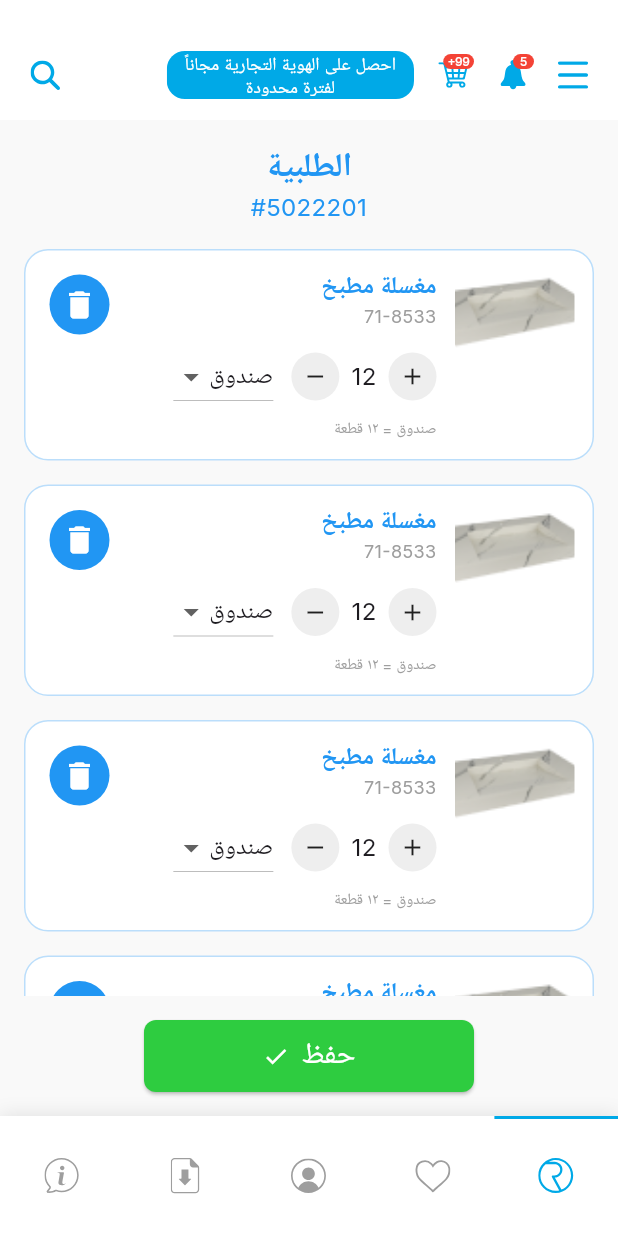
After one commit to YazanAK23/royal, a Flutter app: the OrderDetailsPage screen opened by its route, on a phone screen of 412 x 824 dp. The commit adds this screen. Shown: the top 1233 px of the screen. Run offline on Flutter 3.47's test engine with Material 3 defaults, Android fonts, the phone set to English and light mode, and no system bars; our stand-ins replace flutter_riverpod, flutter_svg, google_fonts, shared_preferences; accounts and stored records are empty.

Commit message:
add the order detsils screen and handle it

```diff
--- a/lib/core/routes/app_routes.dart
+++ b/lib/core/routes/app_routes.dart
@@ -6,6 +6,7 @@ import 'package:royal/screens/categories/product_detail_screen.dart'; // Import
 import 'package:royal/screens/news/news_page.dart'; // Import the NewsPage
 import 'package:royal/widgets/custom_drawer.dart'; // Import the CustomDrawer
 import 'package:royal/screens/orders/order_screen.dart'; // Import the OrderScreen
+import 'package:royal/screens/order_details_page.dart'; // Import the OrderDetailsPage
 
 
 class AppRoutes {
@@ -28,6 +29,7 @@ class AppRoutes {
   static const String subcategoryDetail = '/subcategoryDetail';
   static const String productDetail = '/productDetail';
   static const String customDrawer = '/drawer'; // NEW: route for the custom drawer
+  static const String orderDetails = '/orderDetails'; // NEW: route for order details
 
 
   // Route Map
@@ -44,6 +46,7 @@ class AppRoutes {
         Navigator.of(context).pushReplacementNamed(route);
       },
     ), // NEW: CustomDrawer route
+    orderDetails: (context) => const OrderDetailsPage(), // NEW: OrderDetailsPage route
   };
 
   // Route Generator
--- a/lib/l10n/intl_ar.arb
+++ b/lib/l10n/intl_ar.arb
@@ -190,5 +190,13 @@
     "nextNews": " الخبرالتالي",
     "@nextNews": {
         "description": "Label for next news button in details page"
-    }
+    },
+    "itemKitchenSinkTitle": "مغسلة مطبخ",
+    "itemKitchenSinkCode": "71-8533",
+    "itemKitchenSinkUnitDetails": "صندوق = ١٢ قطعة",
+    "itemKitchenSinkUnitCTN": "صندوق",
+    "itemKitchenSinkUnitPACK": "الحزمة",
+    "itemOrderNumber": "#5022201",
+    "itemOrderTitle": "الطلبية",
+    "itemSave": "حفظ"
 }
--- a/lib/l10n/intl_en.arb
+++ b/lib/l10n/intl_en.arb
@@ -284,5 +284,13 @@
     "nextNews": "Next News",
     "@nextNews": {
         "description": "Label for next news button in details page"
-    }
+    },
+    "itemKitchenSinkTitle": "Kitchen Sink",
+    "itemKitchenSinkCode": "71-8533",
+    "itemKitchenSinkUnitDetails": "Box = 12 pieces",
+    "itemKitchenSinkUnitCTN": "CTN",
+    "itemKitchenSinkUnitPACK": "PACK",
+    "itemOrderNumber": "#5022201",
+    "itemOrderTitle": "Order",
+    "itemSave": "Save"
 }
--- /dev/null
+++ b/lib/screens/order_details_page.dart
@@ -0,0 +1,81 @@
+import 'package:flutter/material.dart';
+import 'package:royal/generated/l10n.dart';
+import '../../widgets/custom_app_bar.dart';
+import '../../widgets/custom_bottom_nav_bar.dart';
+import '../../widgets/item_card.dart';
+
+class OrderDetailsPage extends StatelessWidget {
+  const OrderDetailsPage({Key? key}) : super(key: key);
+
+  @override
+  Widget build(BuildContext context) {
+    final s = S.of(context);
+    return Directionality(
+      textDirection: TextDirection.rtl,
+      child: Scaffold(
+        backgroundColor: const Color(0xFFF9F9F9),
+        appBar: const CustomAppBar(),
+        body: Column(
+          children: [
+            const SizedBox(height: 16),
+            Text(
+              s.itemOrderTitle,
+              style: const TextStyle(fontSize: 22, color: Colors.blue, fontWeight: FontWeight.bold),
+            ),
+            Text(
+              s.itemOrderNumber,
+              style: const TextStyle(fontSize: 16, color: Colors.blue),
+            ),
+            const SizedBox(height: 16),
+            Expanded(
+              child: ListView.builder(
+                padding: const EdgeInsets.symmetric(horizontal: 16),
+                itemCount: 5,
+                itemBuilder: (context, index) => ItemCard(
+                  imagePath: 'assets/images/kitchen_sink.png',
+                  title: s.itemKitchenSinkTitle,
+                  code: s.itemKitchenSinkCode,
+                  quantity: 12,
+                  unit: s.itemKitchenSinkUnitCTN,
+                  unitDetails: s.itemKitchenSinkUnitDetails,
+                  onDelete: () {},
+                  onAdd: () {},
+                  onRemove: () {},
+                  onUnitChanged: (value) {},
+                ),
+              ),
+            ),
+            Padding(
+              padding: const EdgeInsets.symmetric(vertical: 16.0),
+              child: SizedBox(
+                width: 220,
+                height: 48,
+                child: ElevatedButton(
+                  style: ElevatedButton.styleFrom(
+                    backgroundColor: const Color(0xFF2ECC40),
+                    shape: RoundedRectangleBorder(
+                      borderRadius: BorderRadius.circular(8),
+                    ),
+                  ),
+                  onPressed: () {},
+                  child: Row(
+                    mainAxisAlignment: MainAxisAlignment.center,
+                    children: [
+                      Text(s.itemSave, style: const TextStyle(fontSize: 20, color: Colors.white)),
+                      const SizedBox(width: 8),
+                      const Icon(Icons.check, color: Colors.white),
+                    ],
+                  ),
+                ),
+              ),
+            ),
+          ],
+        ),
+        bottomNavigationBar: CustomBottomNavBar(
+          currentIndex: 0,
+          onTap: (index) {},
+        ),
+      ),
+    );
+  }
+}
--- a/lib/screens/orders/order_screen.dart
+++ b/lib/screens/orders/order_screen.dart
@@ -89,7 +89,11 @@ class _OrderScreenState extends State<OrderScreen> {
                 itemCount: 5,
                 itemBuilder: (context, index) {
                   final isDelivered = index % 2 == 0;
-                  return Container(
+                  return GestureDetector(
+                    onTap: () {
+                      Navigator.pushNamed(context, AppRoutes.orderDetails);
+                    },
+                    child: Container(
                       margin: const EdgeInsets.symmetric(vertical: 8),
                       decoration: BoxDecoration(
                         color: const Color(0xFFF7F8FA),
@@ -182,6 +186,7 @@ class _OrderScreenState extends State<OrderScreen> {
                           ),
                         ],
                       ),
+                    ),
                   );
                 },
               ),
--- /dev/null
+++ b/lib/widgets/item_card.dart
@@ -0,0 +1,139 @@
+import 'package:flutter/material.dart';
+import 'package:royal/generated/l10n.dart';
+
+class ItemCard extends StatelessWidget {
+  final String imagePath;
+  final String title;
+  final String code;
+  final int quantity;
+  final String unit;
+  final String unitDetails;
+  final VoidCallback onDelete;
+  final VoidCallback onAdd;
+  final VoidCallback onRemove;
+  final ValueChanged<String?> onUnitChanged;
+
+  const ItemCard({
+    Key? key,
+    required this.imagePath,
+    required this.title,
+    required this.code,
+    required this.quantity,
+    required this.unit,
+    required this.unitDetails,
+    required this.onDelete,
+    required this.onAdd,
+    required this.onRemove,
+    required this.onUnitChanged,
+  }) : super(key: key);
+
+  @override
+  Widget build(BuildContext context) {
+    final s = S.of(context);
+    return Container(
+      margin: const EdgeInsets.only(bottom: 16),
+      padding: const EdgeInsets.all(12),
+      decoration: BoxDecoration(
+        color: Colors.white,
+        borderRadius: BorderRadius.circular(16),
+        border: Border.all(color: Colors.blue.shade100),
+      ),
+      child: Row(
+        crossAxisAlignment: CrossAxisAlignment.start,
+        children: [
+          // Product image
+          ClipRRect(
+            borderRadius: BorderRadius.circular(12),
+            child: Image.asset(
+              imagePath,
+              width: 80,
+              height: 60,
+              fit: BoxFit.cover,
+            ),
+          ),
+          const SizedBox(width: 12),
+          // Main content
+          Expanded(
+            child: Column(
+              crossAxisAlignment: CrossAxisAlignment.start,
+              children: [
+                Text(
+                  title,
+                  style: const TextStyle(fontSize: 16, color: Colors.blue, fontWeight: FontWeight.bold),
+                ),
+                Text(
+                  code,
+                  style: const TextStyle(fontSize: 12, color: Colors.grey),
+                ),
+                const SizedBox(height: 8),
+                Row(
+                  children: [
+                    _CircleButton(icon: Icons.add, onTap: onAdd),
+                    const SizedBox(width: 8),
+                    Text('$quantity', style: const TextStyle(fontSize: 16)),
+                    const SizedBox(width: 8),
+                    _CircleButton(icon: Icons.remove, onTap: onRemove),
+                    const SizedBox(width: 12),
+                    DropdownButton<String>(
+                      value: unit,
+                      items: [
+                        DropdownMenuItem(
+                          value: s.itemKitchenSinkUnitCTN,
+                          child: Text(s.itemKitchenSinkUnitCTN),
+                        ),
+                        DropdownMenuItem(
+                          value: s.itemKitchenSinkUnitPACK,
+                          child: Text(s.itemKitchenSinkUnitPACK),
+                        ),
+                      ],
+                      onChanged: onUnitChanged,
+                    ),
+                  ],
+                ),
+                const SizedBox(height: 4),
+                Text(
+                  unitDetails,
+                  style: const TextStyle(fontSize: 10, color: Colors.grey),
+                ),
+              ],
+            ),
+          ),
+          // Delete button
+          IconButton(
+            icon: const Icon(Icons.delete, color: Colors.white),
+            onPressed: onDelete,
+            style: IconButton.styleFrom(
+              backgroundColor: Colors.blue,
+              shape: const CircleBorder(),
+              padding: const EdgeInsets.all(8),
+            ),
+          ),
+        ],
+      ),
+    );
+  }
+}
+
+class _CircleButton extends StatelessWidget {
+  final IconData icon;
+  final VoidCallback onTap;
+
+  const _CircleButton({required this.icon, required this.onTap, Key? key}) : super(key: key);
+
+  @override
+  Widget build(BuildContext context) {
+    return InkWell(
+      onTap: onTap,
+      borderRadius: BorderRadius.circular(20),
+      child: Container(
+        width: 32,
+        height: 32,
+        decoration: BoxDecoration(
+          shape: BoxShape.circle,
+          color: Colors.grey.shade200,
+        ),
+        child: Icon(icon, size: 18),
+      ),
+    );
+  }
+}
```
Also changed, not shown: assets/images/kitchen_sink.png (added), lib/generated/intl/messages_ar.dart, lib/generated/intl/messages_en.dart, lib/generated/l10n.dart. Lines whose indentation alone changed are shown as unchanged.
